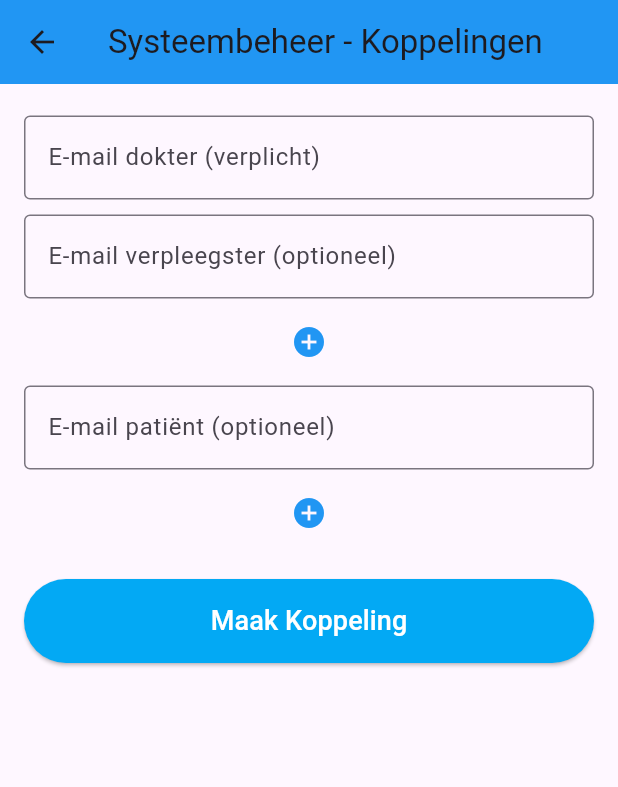
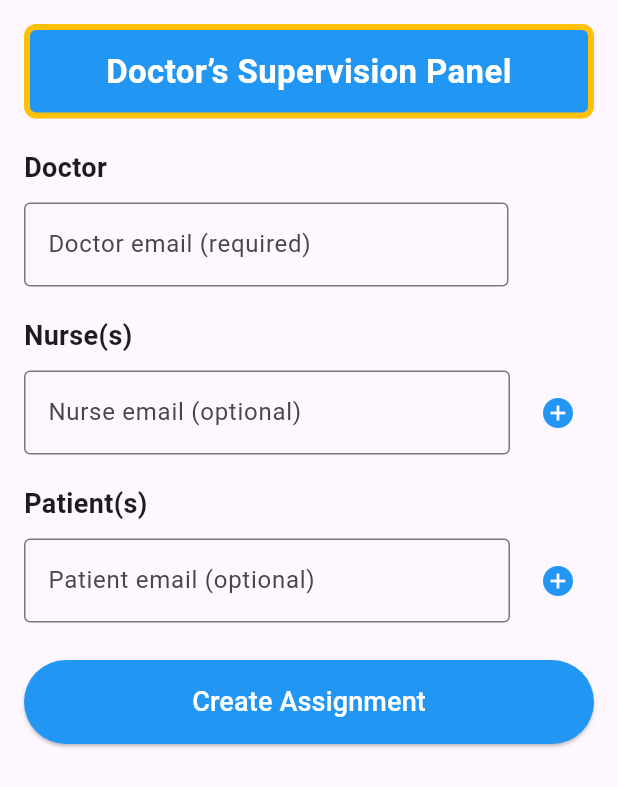
Before and after one commit to Eliasz-Los/VitalRoutes, a Flutter app: the SystemAdminPage screen opened directly, on a phone screen of 412 x 824 dp. Shown: the top 787 px of the screen. Run offline on Flutter 3.47's test engine with Material 3 defaults, Android fonts, the phone set to English and light mode, and no system bars; our stand-ins replace dio, firebase_auth, firebase_core, google_fonts; accounts and stored records are empty.

Commit message:
fixed UI

```diff
--- a/ui/lib/Pages/Admin/SystemAdminPage.dart
+++ b/ui/lib/Pages/Admin/SystemAdminPage.dart
@@ -12,16 +12,17 @@ class _SystemAdminPageState extends State<SystemAdminPage> {
   List<TextEditingController> nurseControllers = [TextEditingController()];
   List<TextEditingController> patientControllers = [TextEditingController()];
 
+
   Future<void> _createSupervision() async {
     try {
       final doctorEmail = doctorController.text.trim();
       if (doctorEmail.isEmpty) {
-        throw Exception('Vul minstens een dokter in.');
+        throw Exception('Please enter at least one doctor.');
       }
 
       final doctor = await UserService.getUserByEmail(doctorEmail);
-      if (doctor == null || doctor.function != FunctionType.Doctor) {
-        throw Exception('De eerste gebruiker moet een geldige dokter zijn.');
+      if (doctor.function != FunctionType.Doctor) {
+        throw Exception('The first user must be a valid doctor.');
       }
 
       bool hasValidEntries = false;
@@ -29,8 +30,8 @@ class _SystemAdminPageState extends State<SystemAdminPage> {
         final email = controller.text.trim();
         if (email.isNotEmpty) {
           final nurse = await UserService.getUserByEmail(email);
-          if (nurse == null || nurse.function != FunctionType.Nurse) {
-            throw Exception('Verpleegster niet gevonden of ongeldig: $email');
+          if (nurse.function != FunctionType.Nurse) {
+            throw Exception('Nurse not found or invalid: $email');
           }
           await UserService.addUnderSupervision(doctor.id.toString(), nurse.id.toString());
           hasValidEntries = true;
@@ -41,8 +42,8 @@ class _SystemAdminPageState extends State<SystemAdminPage> {
         final email = controller.text.trim();
         if (email.isNotEmpty) {
           final patient = await UserService.getUserByEmail(email);
-          if (patient == null || patient.function != FunctionType.Patient) {
-            throw Exception('Patiënt niet gevonden of ongeldig: $email');
+          if (patient.function != FunctionType.Patient) {
+            throw Exception('Patient not found or invalid: $email');
           }
           await UserService.addUnderSupervision(doctor.id.toString(), patient.id.toString());
           hasValidEntries = true;
@@ -50,15 +51,15 @@ class _SystemAdminPageState extends State<SystemAdminPage> {
       }
 
       if (!hasValidEntries) {
-        throw Exception('Vul minstens één patiënt of verpleegster in.');
+        throw Exception('Please enter at least one patient or nurse.');
       }
 
       ScaffoldMessenger.of(context).showSnackBar(
-        SnackBar(content: Text('Koppeling succesvol aangemaakt!')),
+        SnackBar(content: Text('Assignment successfully created!')),
       );
     } catch (e) {
       ScaffoldMessenger.of(context).showSnackBar(
-        SnackBar(content: Text('Fout bij koppeling: $e')),
+        SnackBar(content: Text('Error during assignment: $e')),
       );
     }
   }
@@ -66,30 +67,59 @@ class _SystemAdminPageState extends State<SystemAdminPage> {
   @override
   Widget build(BuildContext context) {
     return Scaffold(
-      appBar: AppBar(
-        title: Text('Systeembeheer - Koppelingen'),
-        backgroundColor: Colors.blue,
-      ),
       body: Padding(
         padding: EdgeInsets.all(16.0),
         child: Column(
           crossAxisAlignment: CrossAxisAlignment.stretch,
           children: [
-            _buildInputField(doctorController, 'E-mail dokter (verplicht)'),
-            _buildDynamicFields(nurseControllers, 'E-mail verpleegster (optioneel)', _addNurseField, _removeNurseField),
-            _buildDynamicFields(patientControllers, 'E-mail patiënt (optioneel)', _addPatientField, _removePatientField),
+            Container(
+              padding: EdgeInsets.all(12),
+              decoration: BoxDecoration(
+                color: Colors.blue,
+                borderRadius: BorderRadius.circular(8),
+                border: Border.all(color: Colors.amber, width: 4),
+              ),
+              child: Text(
+                'Doctor’s Supervision Panel',
+                textAlign: TextAlign.center,
+                style: TextStyle(
+                  fontSize: 22,
+                  fontWeight: FontWeight.bold,
+                  color: Colors.white,
+                ),
+              ),
+            ),
+            SizedBox(height: 20),
+            _buildSectionTitle('Doctor'),
+            _buildDoctorInputField(doctorController, 'Doctor email (required)'),
+            SizedBox(height: 15),
+            _buildSectionTitle('Nurse(s)'),
+            _buildDynamicFields(nurseControllers, 'Nurse email (optional)', _addNurseField, _removeNurseField),
+            SizedBox(height: 15),
+            _buildSectionTitle('Patient(s)'),
+            _buildDynamicFields(patientControllers, 'Patient email (optional)', _addPatientField, _removePatientField),
             SizedBox(height: 20),
             ElevatedButton(
               onPressed: _createSupervision,
               style: ElevatedButton.styleFrom(
-                backgroundColor: Colors.lightBlue, // Lichtblauwe knop
-                foregroundColor: Colors.white, // Witte tekst
+                backgroundColor: Colors.blue,
+                foregroundColor: Colors.white,
                 padding: EdgeInsets.symmetric(vertical: 15),
               ),
-              child: Text('Maak Koppeling', style: TextStyle(fontSize: 18)),
+              child: Text('Create Assignment', style: TextStyle(fontSize: 18)),
             ),
           ],
         ),
+      ),
+    );
+  }
+
+  Widget _buildSectionTitle(String title) {
+    return Padding(
+      padding: EdgeInsets.only(bottom: 5),
+      child: Text(
+        title,
+        style: TextStyle(fontSize: 18, fontWeight: FontWeight.bold),
       ),
     );
   }
@@ -100,18 +130,24 @@ class _SystemAdminPageState extends State<SystemAdminPage> {
         for (int i = 0; i < controllers.length; i++)
           Row(
             children: [
-              Expanded(child: _buildInputField(controllers[i], placeholder)),
+              Expanded(
+                child: _buildInputField(controllers[i], placeholder),
+              ),
+              SizedBox(width: 8),
+              IconButton(
+                icon: Icon(Icons.add_circle, color: Colors.blue),
+                onPressed: addField,
+              ),
               if (controllers.length > 1)
-                IconButton(
-                  icon: Icon(Icons.delete, color: Colors.red),
-                  onPressed: () => removeField(i),
+                Padding(
+                  padding: EdgeInsets.only(left: 8),
+                  child: IconButton(
+                    icon: Icon(Icons.delete, color: Colors.red),
+                    onPressed: () => removeField(i),
+                  ),
                 ),
             ],
           ),
-        IconButton(
-          icon: Icon(Icons.add_circle, color: Colors.blue),
-          onPressed: addField,
-        ),
       ],
     );
   }
@@ -146,6 +182,27 @@ class _SystemAdminPageState extends State<SystemAdminPage> {
     }
   }
 
+  Widget _buildDoctorInputField(TextEditingController controller, String placeholder) {
+    return Padding(
+      padding: EdgeInsets.symmetric(vertical: 5.0),
+      child: Row(
+        children: [
+          Expanded(
+            child: TextField(
+              controller: controller,
+              decoration: InputDecoration(
+                hintText: placeholder,
+                border: OutlineInputBorder(),
+              ),
+            ),
+          ),
+          SizedBox(width: 57),
+        ],
+      ),
+    );
+  }
+
+
   Widget _buildInputField(TextEditingController controller, String placeholder) {
     return Padding(
       padding: EdgeInsets.symmetric(vertical: 5.0),
--- a/ui/lib/Pages/Navigation/MainScaffold.dart
+++ b/ui/lib/Pages/Navigation/MainScaffold.dart
@@ -68,7 +68,7 @@ class _MainScaffoldState extends State<MainScaffold> {
               Text(user.email ?? 'User', style: TextStyle(color: Colors.white, fontSize: 12)),
           ],
         ),
-        backgroundColor: Colors.blue,
+        backgroundColor: Colors.indigo,
         actions: [
           if (user != null) PopupMenuButton<String>(
             onSelected: (value) {
--- a/ui/lib/Pages/Navigation/custom_drawer.dart
+++ b/ui/lib/Pages/Navigation/custom_drawer.dart
@@ -35,7 +35,7 @@ class CustomDrawer extends StatelessWidget {
         padding: EdgeInsets.zero,
         children: [
           DrawerHeader(
-            decoration: BoxDecoration(color: Colors.blue),
+            decoration: BoxDecoration(color: Colors.indigo),
             child: Text('Menu', style: TextStyle(color: Colors.white, fontSize: 24)),
           ),
           _buildDrawerItem(Icons.home, 'Home', context, 0, false),
--- a/ui/pubspec.yaml
+++ b/ui/pubspec.yaml
@@ -15,6 +15,7 @@ dependencies:
   flutter:
     sdk: flutter
   cupertino_icons: ^1.0.8
+  google_fonts: ^3.0.1
   firebase_core: ^3.11.0
   firebase_auth: ^5.4.2
   dio: ^5.8.0+1
```
Also changed, not shown: ui/lib/Pages/home_page.dart (+72 -21 lines), ui/pubspec.lock, 9 other files.
